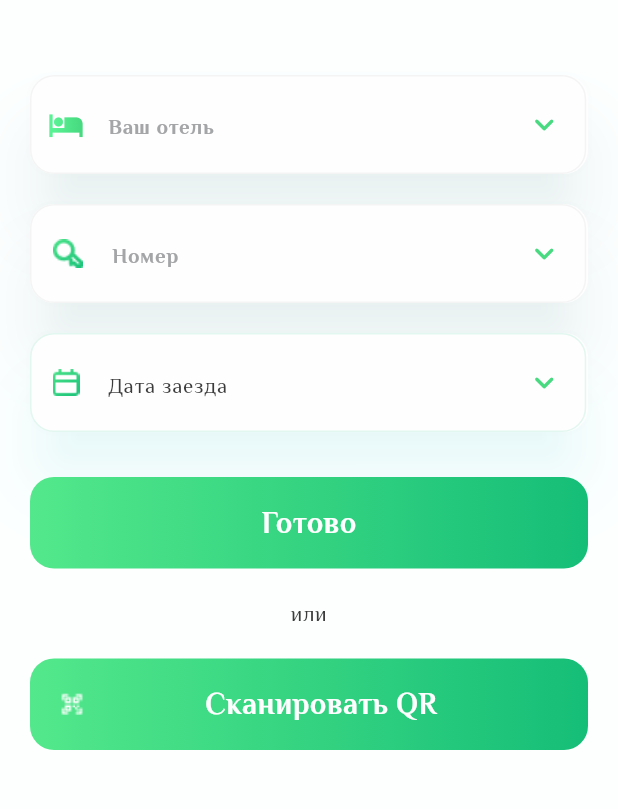
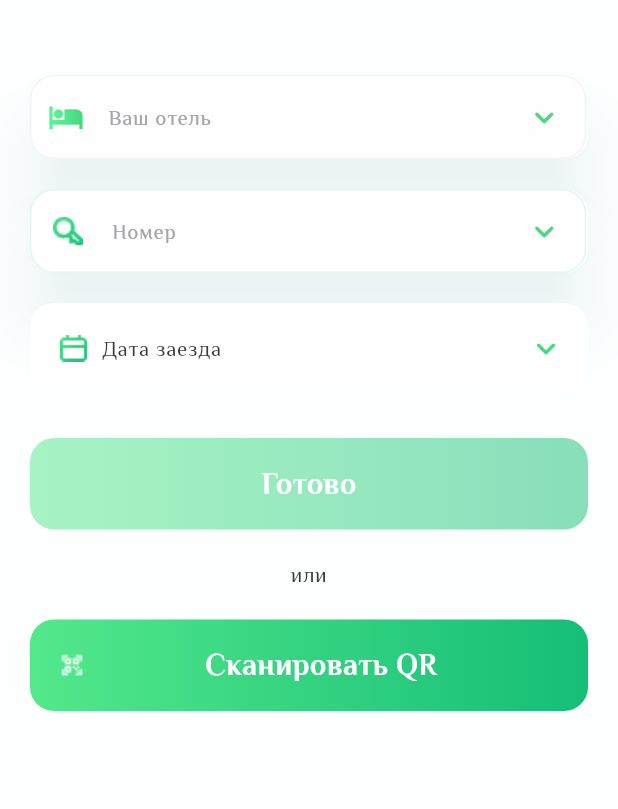
Before and after one commit to Q-F-L/hotel_app, a Flutter app: the screen it shows after launch, on a phone screen of 412 x 824 dp, the part 84-893 px from its top. Run offline on Flutter 3.47's test engine with Material 3 defaults, Android fonts, the phone set to English and light mode, and no system bars; our stand-ins replace bloc, flutter_bloc; missing offline and left inert: dart:ffi, mobile_scanner, scroll_datetime_picker.

Commit message:
added business logic to select_hotel and change the drop-down widgets

```diff
--- a/lib/elements/custom_drop_down_menu.dart
+++ b/lib/elements/custom_drop_down_menu.dart
@@ -4,26 +4,27 @@ import '../themes/themes.dart';
 import 'icon_gradient.dart';
 
 class CustomDropDownMenu extends StatefulWidget {
-  CustomDropDownMenu(
-      {super.key,
-      required this.listString,
-      this.icon,
-      this.text,
-      this.width,
-      required this.active});
+  CustomDropDownMenu({
+    super.key,
+    required this.listString,
+    this.icon,
+    this.text,
+    this.width,
+    this.active = true,
+    this.onSelected,
+  });
 
   final List<String?> listString;
   final Widget? icon;
   final String? text;
   final double? width;
+  Function(String?)? onSelected;
   bool active;
   @override
   State<CustomDropDownMenu> createState() => _CustomDropDownMenuState();
 }
 
 class _CustomDropDownMenuState extends State<CustomDropDownMenu> {
-  String? selected;
-
   @override
   Widget build(BuildContext context) {
     return Material(
@@ -33,6 +34,7 @@ class _CustomDropDownMenuState extends State<CustomDropDownMenu> {
       color: AppColors.textWhite,
       shadowColor: Color.fromARGB(42, 23, 133, 137),
       child: DropdownMenu<String?>(
+        textStyle: Theme.of(context).textTheme.labelSmall,
         width: widget.width,
         enabled: widget.active,
         requestFocusOnTap: false,
@@ -79,18 +81,14 @@ class _CustomDropDownMenuState extends State<CustomDropDownMenu> {
             ),
           ),
         ),
-        onSelected: (String? e) {
-          setState(() {
-            selected = e;
-          });
-        },
+        onSelected: widget.onSelected,
         dropdownMenuEntries: widget.listString.asMap().entries.map((entry) {
           int index = entry.key;
           String? menu = entry.value;
 
           return DropdownMenuEntry<String?>(
             value: menu,
-            label: '',
+            label: menu ?? '',
             style: ButtonStyle(
               visualDensity: VisualDensity.compact,
               padding: WidgetStatePropertyAll(EdgeInsets.all(0)),
@@ -101,10 +99,12 @@ class _CustomDropDownMenuState extends State<CustomDropDownMenu> {
             trailingIcon: SizedBox(
               width: 0,
             ),
-            labelWidget: SizedBox(
-              height: 39,
+            labelWidget: Container(
+              height: 44,
+              padding: EdgeInsets.only(top: 10),
               child: Column(
                 crossAxisAlignment: CrossAxisAlignment.start,
+                mainAxisAlignment: MainAxisAlignment.start,
                 children: [
                   Row(
                     children: [
@@ -131,7 +131,7 @@ class _CustomDropDownMenuState extends State<CustomDropDownMenu> {
                     const Divider(
                       color: Color(0xFFEEEEEE),
                       thickness: 2,
-                      height: 15,
+                      height: 10,
                     ),
                 ],
               ),
--- a/lib/elements/gradient_button.dart
+++ b/lib/elements/gradient_button.dart
@@ -1,4 +1,5 @@
 import 'package:flutter/material.dart';
+import 'package:m_softer_test_project/themes/themes.dart';
 
 class GradientButton extends StatelessWidget {
   final VoidCallback? onPressed;
@@ -10,6 +11,7 @@ class GradientButton extends StatelessWidget {
   final List<BoxShadow>? shadow;
   final EdgeInsetsGeometry margin;
   bool canClick;
+  String errorMessage;
 
   GradientButton({
     super.key,
@@ -26,12 +28,26 @@ class GradientButton extends StatelessWidget {
     this.border,
     this.shadow,
     this.canClick = true,
+    this.errorMessage = "Заполните данные!",
   });
 
   @override
   Widget build(BuildContext context) {
     return InkWell(
-      onTap: onPressed,
+      onTap: canClick
+          ? onPressed
+          : () {
+              ScaffoldMessenger.of(context).showSnackBar(
+                SnackBar(
+                  backgroundColor: AppColors.white,
+                  content: Text(
+                    errorMessage,
+                    style: Theme.of(context).textTheme.labelSmall,
+                  ),
+                  behavior: SnackBarBehavior.floating,
+                ),
+              );
+            },
       borderRadius: borderRadius,
       child: Opacity(
         opacity: canClick ? 1 : 0.5,
--- a/lib/elements/menu_select_date.dart
+++ b/lib/elements/menu_select_date.dart
@@ -1,22 +1,31 @@
-import 'package:flutter/cupertino.dart';
 import 'package:flutter/material.dart';
 import 'package:intl/intl.dart';
 import 'package:scroll_datetime_picker/scroll_datetime_picker.dart';
 import '../themes/themes.dart';
 
 class MenuSelectDate extends StatefulWidget {
-  const MenuSelectDate({super.key});
+  MenuSelectDate({super.key, required this.onChange});
+
+  Function(String?) onChange;
 
   @override
   State<MenuSelectDate> createState() => _MenuSelectDateState();
 }
 
 class _MenuSelectDateState extends State<MenuSelectDate> {
+  TextEditingController? dropdownController;
   String? selected;
 
   @override
+  void initState() {
+    // TODO: implement initState
+    super.initState();
+    dropdownController = TextEditingController();
+  }
+
+  @override
   Widget build(BuildContext context) {
-    return InkWell(
+    return InkResponse(
       onTap: () {
         showModalBottomSheet<void>(
           backgroundColor: Colors.transparent,
@@ -25,6 +34,8 @@ class _MenuSelectDateState extends State<MenuSelectDate> {
           ),
           context: context,
           builder: (BuildContext context) {
+            DateTime buffer = DateTime.now();
+
             return Container(
               decoration: BoxDecoration(
                 color: AppColors.inputWhite,
@@ -73,7 +84,9 @@ class _MenuSelectDateState extends State<MenuSelectDate> {
                         maxDate: DateTime(2030),
                         initialDate: DateTime.now(),
                       ),
-                      onChange: (datetime) {},
+                      onChange: (datetime) {
+                        buffer = datetime;
+                      },
                     ),
                   ),
                   Divider(
@@ -81,7 +94,13 @@ class _MenuSelectDateState extends State<MenuSelectDate> {
                     height: 2,
                   ),
                   TextButton(
-                    onPressed: () {},
+                    onPressed: () {
+                      widget.onChange(DateFormat('dd MM yyyy').format(buffer));
+                      setState(() {
+                        selected = DateFormat('dd MM yyyy').format(buffer);
+                      });
+                      Navigator.pop(context);
+                    },
                     child: Text(
                       "Далее",
                       style: Theme.of(context).textTheme.labelSmall,
@@ -93,62 +112,98 @@ class _MenuSelectDateState extends State<MenuSelectDate> {
           },
         );
       },
-      child: Material(
-        borderRadius: BorderRadius.circular(16),
-        elevation: 18.0,
-        type: MaterialType.button,
-        color: AppColors.textWhite,
-        shadowColor: Color.fromARGB(38, 26, 251, 255),
-        child: DropdownMenu(
-          enabled: false,
-          width: MediaQuery.of(context).size.width * 0.90,
-          requestFocusOnTap: false,
-          leadingIcon: Image.asset("assets/images/prefix_date.png"),
-          trailingIcon: Icon(
-            Icons.keyboard_arrow_down_rounded,
-            color: Color.fromARGB(255, 72, 218, 128),
-            size: 26,
-          ),
-          selectedTrailingIcon: Icon(
-            Icons.keyboard_arrow_down_rounded,
-            color: Color.fromARGB(255, 72, 218, 128),
-          ),
-          hintText: "Дата заезда",
-          inputDecorationTheme: InputDecorationTheme(
-            hintStyle: Theme.of(context).textTheme.labelSmall,
-            border: OutlineInputBorder(
-              borderRadius: BorderRadius.circular(16.0),
-              borderSide:
-                  BorderSide(color: const Color.fromARGB(255, 255, 0, 0)),
+      child: Container(
+        height: 60,
+        decoration: BoxDecoration(
+          color: AppColors.white,
+          borderRadius: BorderRadius.circular(16),
+        ),
+        child: Row(
+          mainAxisAlignment: MainAxisAlignment.spaceBetween,
+          children: [
+            Row(
+              children: [
+                SizedBox(
+                  width: 20,
+                ),
+                Image.asset("assets/images/prefix_date.png"),
+                SizedBox(
+                  width: 10,
+                ),
+                Text(
+                  selected ?? "Дата заезда",
+                  style: Theme.of(context).textTheme.labelSmall,
+                )
+              ],
             ),
-            enabledBorder: OutlineInputBorder(
-              borderRadius: BorderRadius.circular(16.0),
-              borderSide: BorderSide(color: const Color.fromARGB(0, 255, 0, 0)),
-            ),
-            focusedBorder: OutlineInputBorder(
-              borderRadius: BorderRadius.circular(16.0),
-              borderSide: BorderSide(color: Colors.blue, width: 2),
-            ),
-            contentPadding: const EdgeInsets.symmetric(vertical: 18.0),
-          ),
-          menuStyle: MenuStyle(
-            side: WidgetStatePropertyAll(BorderSide.none),
-            backgroundColor: WidgetStateProperty.all(AppColors.textWhite),
-            elevation: WidgetStateProperty.all(8),
-            shape: WidgetStateProperty.all(
-              RoundedRectangleBorder(
-                borderRadius: BorderRadius.only(
-                  topLeft: Radius.circular(16),
-                  topRight: Radius.circular(16),
-                  bottomLeft: Radius.circular(16),
-                  bottomRight: Radius.circular(16),
-                ),
+            Padding(
+              padding: EdgeInsets.only(right: 15),
+              child: Icon(
+                Icons.keyboard_arrow_down_rounded,
+                color: Color.fromARGB(255, 72, 218, 128),
+                size: 26,
               ),
             ),
-          ),
-          dropdownMenuEntries: [],
+          ],
         ),
       ),
+      // child: Material(
+      //   borderRadius: BorderRadius.circular(16),
+      //   elevation: 18.0,
+      //   type: MaterialType.button,
+      //   color: AppColors.textWhite,
+      //   shadowColor: Color.fromARGB(38, 26, 251, 255),
+      //   child: DropdownMenu<DateTime>(
+      //     controller: dropdownController,
+      //     enabled: false,
+      //     width: MediaQuery.of(context).size.width * 0.90,
+      //     requestFocusOnTap: false,
+      //     leadingIcon: Image.asset("assets/images/prefix_date.png"),
+      //     trailingIcon: Icon(
+      //       Icons.keyboard_arrow_down_rounded,
+      //       color: Color.fromARGB(255, 72, 218, 128),
+      //       size: 26,
+      //     ),
+      //     selectedTrailingIcon: Icon(
+      //       Icons.keyboard_arrow_down_rounded,
+      //       color: Color.fromARGB(255, 72, 218, 128),
+      //     ),
+      //     hintText: "Дата заезда",
+      //     inputDecorationTheme: InputDecorationTheme(
+      //       hintStyle: Theme.of(context).textTheme.labelSmall,
+      //       border: OutlineInputBorder(
+      //         borderRadius: BorderRadius.circular(16.0),
+      //         borderSide:
+      //             BorderSide(color: const Color.fromARGB(255, 255, 0, 0)),
+      //       ),
+      //       enabledBorder: OutlineInputBorder(
+      //         borderRadius: BorderRadius.circular(16.0),
+      //         borderSide: BorderSide(color: const Color.fromARGB(0, 255, 0, 0)),
+      //       ),
+      //       focusedBorder: OutlineInputBorder(
+      //         borderRadius: BorderRadius.circular(16.0),
+      //         borderSide: BorderSide(color: Colors.blue, width: 2),
+      //       ),
+      //       contentPadding: const EdgeInsets.symmetric(vertical: 18.0),
+      //     ),
+      //     menuStyle: MenuStyle(
+      //       side: WidgetStatePropertyAll(BorderSide.none),
+      //       backgroundColor: WidgetStateProperty.all(AppColors.textWhite),
+      //       elevation: WidgetStateProperty.all(8),
+      //       shape: WidgetStateProperty.all(
+      //         RoundedRectangleBorder(
+      //           borderRadius: BorderRadius.only(
+      //             topLeft: Radius.circular(16),
+      //             topRight: Radius.circular(16),
+      //             bottomLeft: Radius.circular(16),
+      //             bottomRight: Radius.circular(16),
+      //           ),
+      //         ),
+      //       ),
+      //     ),
+      //     dropdownMenuEntries: [],
+      //   ),
+      // ),
     );
   }
 }
--- a/lib/pages/select_hotel_page/bloc/select_hotel_bloc.dart
+++ b/lib/pages/select_hotel_page/bloc/select_hotel_bloc.dart
@@ -5,7 +5,37 @@ part 'select_hotel_event.dart';
 part 'select_hotel_state.dart';
 
 class SelectHotelBloc extends Bloc<SelectHotelEvent, SelectHotelState> {
+  bool canClick = false;
+
   SelectHotelBloc() : super(SelectHotelInitial()) {
     on<SelectHotelEvent>((event, emit) {});
+
+    on<SelectedHomelEvent>(selectedHome);
+
+    on<SelectedNumberEvent>(selectedNumber);
+
+    on<SelectedDateEvent>(selectedDate);
+  }
+
+  selectedHome(SelectedHomelEvent event, Emitter<SelectHotelState> emit) {
+    emit(state.copyWith(nameHotel: event.name));
+  }
+
+  selectedNumber(SelectedNumberEvent event, Emitter<SelectHotelState> emit) {
+    emit(state.copyWith(
+      number: event.name,
+    ));
+
+    canClick =
+        state.nameHotel != null && state.number != null && state.date != null;
+  }
+
+  selectedDate(SelectedDateEvent event, Emitter<SelectHotelState> emit) {
+    emit(state.copyWith(
+      date: event.date,
+    ));
+
+    canClick =
+        state.nameHotel != null && state.number != null && state.date != null;
   }
 }
--- a/lib/pages/select_hotel_page/bloc/select_hotel_event.dart
+++ b/lib/pages/select_hotel_page/bloc/select_hotel_event.dart
@@ -3,7 +3,17 @@ part of 'select_hotel_bloc.dart';
 @immutable
 sealed class SelectHotelEvent {}
 
-class RoleChanged extends SelectHotelEvent {
-  final String? role;
-  RoleChanged(this.role);
+class SelectedHomelEvent extends SelectHotelEvent {
+  final String? name;
+  SelectedHomelEvent(this.name);
 }
+
+class SelectedNumberEvent extends SelectHotelEvent {
+  final String? name;
+  SelectedNumberEvent(this.name);
+}
+
+class SelectedDateEvent extends SelectHotelEvent {
+  final String? date;
+  SelectedDateEvent(this.date);
+}
--- a/lib/pages/select_hotel_page/bloc/select_hotel_state.dart
+++ b/lib/pages/select_hotel_page/bloc/select_hotel_state.dart
@@ -1,18 +1,33 @@
 part of 'select_hotel_bloc.dart';
 
+enum SelectHotelStatus { initial, loading, success, failure }
+
 @immutable
-sealed class SelectHotelState {}
+class SelectHotelState {
+  final String? nameHotel;
+  final String? number;
+  final String? date;
+  final SelectHotelStatus? status;
 
-class SelectHotelInitial extends SelectHotelState {
-  final String? selectedRole;
+  const SelectHotelState(
+      {this.status = SelectHotelStatus.initial,
+      this.number,
+      this.date,
+      this.nameHotel});
 
-  SelectHotelInitial({this.selectedRole});
-
-  SelectHotelInitial copyWith({
-    String? selectedRole,
+  SelectHotelState copyWith({
+    String? nameHotel,
+    String? number,
+    String? date,
+    SelectHotelStatus? status,
   }) {
-    return SelectHotelInitial(
-      selectedRole: selectedRole ?? this.selectedRole,
+    return SelectHotelState(
+      nameHotel: nameHotel ?? this.nameHotel,
+      number: number ?? this.number,
+      date: date ?? this.date,
+      status: status ?? this.status,
     );
   }
 }
+
+class SelectHotelInitial extends SelectHotelState {}
--- a/lib/pages/select_hotel_page/select_hotel.dart
+++ b/lib/pages/select_hotel_page/select_hotel.dart
@@ -1,11 +1,13 @@
 import 'package:flutter/material.dart';
 import 'package:flutter/services.dart';
+import 'package:flutter_bloc/flutter_bloc.dart';
 import 'package:m_softer_test_project/elements/gradient_button.dart';
 import 'package:m_softer_test_project/elements/icon_gradient.dart';
 import 'package:m_softer_test_project/themes/themes.dart';
 
 import '../../elements/custom_drop_down_menu.dart';
 import '../../elements/menu_select_date.dart';
+import 'bloc/select_hotel_bloc.dart';
 
 class SelectHome extends StatefulWidget {
   const SelectHome({super.key});
@@ -16,6 +18,7 @@ class SelectHome extends StatefulWidget {
 
 class _SelectHomeState extends State<SelectHome> {
   late bool _leadingState;
+  late bool _buttonState;
   final List<String?> _listHotel = [
     "dsa",
     "dsadsa da",
@@ -27,6 +30,7 @@ class _SelectHomeState extends State<SelectHome> {
   void initState() {
     // TODO: implement initState
     _leadingState = true;
+    _buttonState = false;
     super.initState();
   }
 
@@ -52,39 +56,60 @@ class _SelectHomeState extends State<SelectHome> {
           style: Theme.of(context).textTheme.titleLarge,
         ),
       ),
-      body: ListView(
+      body: BlocProvider(
+        create: (context) => SelectHotelBloc(),
+        child: BlocConsumer<SelectHotelBloc, SelectHotelState>(
+          listener: (context, state) {
+            if (state.status == SelectHotelStatus.failure) {
+              ScaffoldMessenger.of(context).showSnackBar(
+                SnackBar(
+                  content: Text("Ошибка!"),
+                  behavior: SnackBarBehavior.floating,
+                ),
+              );
+            }
+          },
+          builder: (context, state) {
+            final bloc = context.read<SelectHotelBloc>();
+
+            return ListView(
               padding: const EdgeInsets.symmetric(vertical: 50, horizontal: 20),
               children: [
                 CustomDropDownMenu(
+                  onSelected: (e) => bloc.add(SelectedHomelEvent(e)),
                   listString: _listHotel,
                   icon: IconGradient(icon: Icon(Icons.hotel), colors: [
                     Color.fromARGB(255, 88, 241, 147),
                     Color.fromARGB(255, 72, 218, 128),
                   ]),
                   text: "Ваш отель",
-            active: true,
                   width: MediaQuery.of(context).size.width * 0.9,
                 ),
                 SizedBox(
                   height: 20,
                 ),
                 CustomDropDownMenu(
+                  onSelected: (e) => bloc.add(SelectedNumberEvent(e)),
                   listString: _listHotel,
                   icon: Image.asset("assets/images/prefix_key.png"),
                   text: "Номер",
-            active: true,
+                  active: state.nameHotel != null,
                   width: MediaQuery.of(context).size.width * 0.9,
                 ),
                 SizedBox(
                   height: 20,
                 ),
-          MenuSelectDate(),
+                MenuSelectDate(
+                  onChange: (e) => bloc.add(SelectedDateEvent(e)),
+                ),
                 SizedBox(
                   height: 30,
                 ),
                 GradientButton(
-            onPressed: () {},
-            canClick: true,
+                  onPressed: () {
+                    Navigator.pushNamed(context, '/services');
+                  },
+                  canClick: bloc.canClick,
                   borderRadius: BorderRadius.all(Radius.circular(16)),
                   child: Text(
                     "Готово",
@@ -104,8 +129,9 @@ class _SelectHomeState extends State<SelectHome> {
                 ),
                 GradientButton(
                   padding: EdgeInsets.symmetric(horizontal: 10, vertical: 8),
-            onPressed: () {},
-            canClick: true,
+                  onPressed: () {
+                    Navigator.pushNamed(context, '/qr_code_page');
+                  },
                   borderRadius: BorderRadius.all(Radius.circular(16)),
                   child: Row(
                     mainAxisAlignment: MainAxisAlignment.spaceBetween,
@@ -121,6 +147,9 @@ class _SelectHomeState extends State<SelectHome> {
                   ),
                 ),
               ],
+            );
+          },
+        ),
       ),
     );
   }
```
Lines whose indentation alone changed are shown as unchanged.
